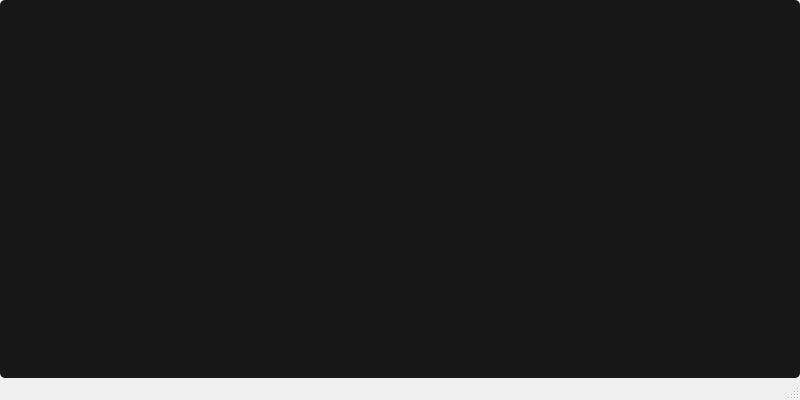
This is FileEditor/mainwindow.ui in imitatehappiness/QtFileEditor as Qt 5 draws it before an edit. The edited form follows.
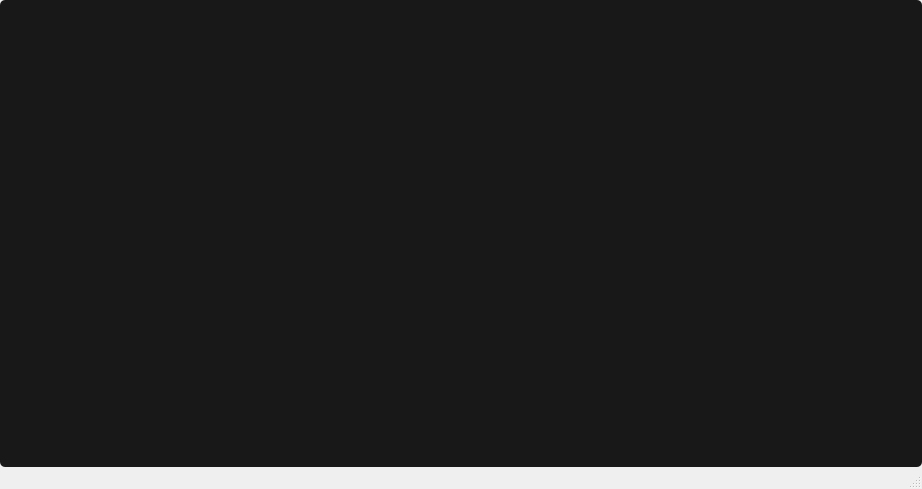
This is the edited form. Icons and pictures are not drawn.

```diff
--- a/FileEditor/mainwindow.ui
+++ b/FileEditor/mainwindow.ui
@@ -6,8 +6,8 @@
    <rect>
     <x>0</x>
     <y>0</y>
-    <width>800</width>
-    <height>400</height>
+    <width>922</width>
+    <height>489</height>
    </rect>
   </property>
   <property name="sizePolicy">
```
Left out of the diff: 2 changed lines with no effect on the pictures.
